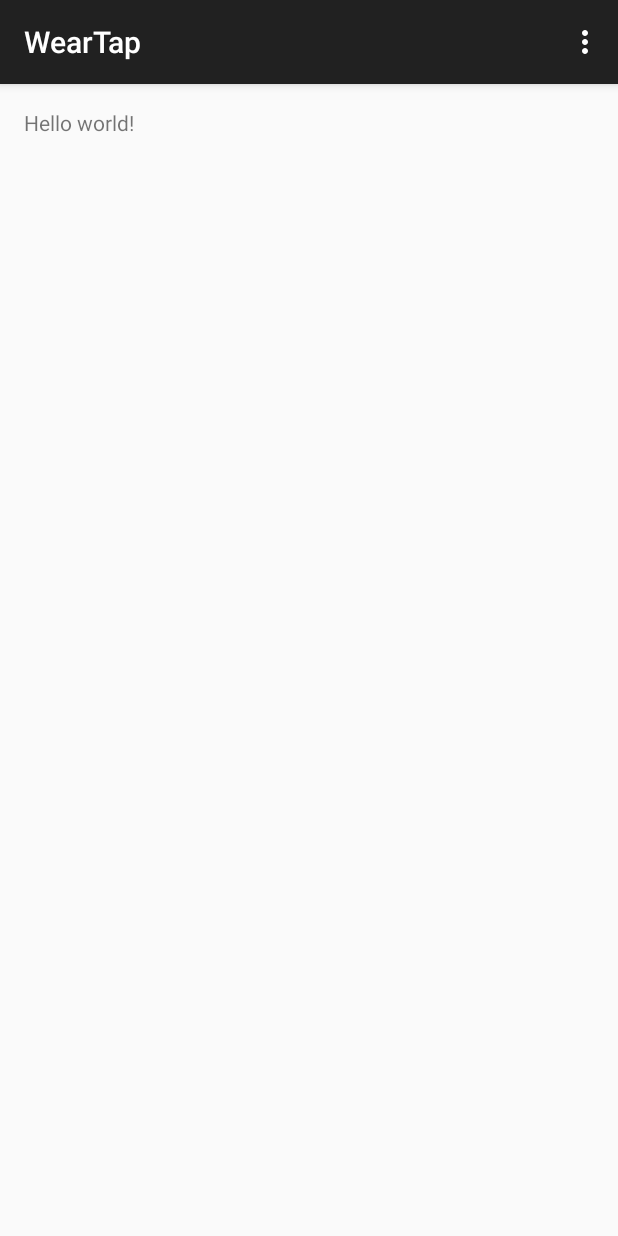
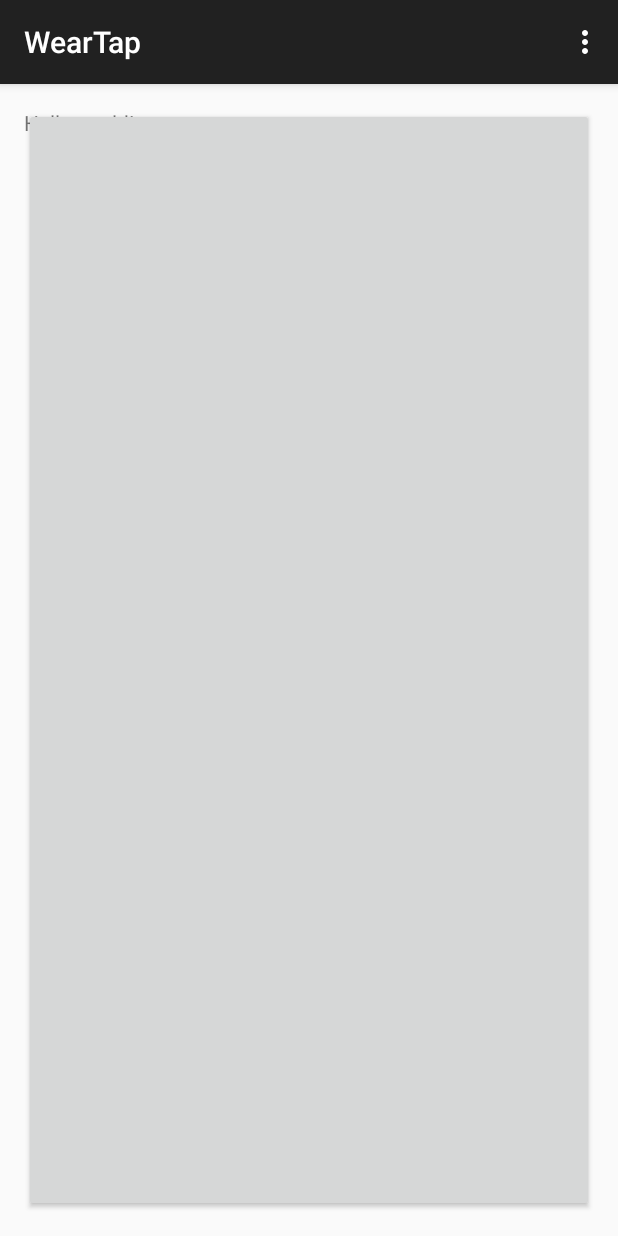
Before and after one commit to jaxbot/wear-WearTap, an Android app: the screen it shows after launch (MyActivity), on a phone screen of 412 x 824 dp. Run offline under Robolectric (Android 15) with nearby library versions, the phone set to English and light mode, and no system bars; 2 statements that could not run were skipped.

Commit message:
Add tapping

```diff
--- a/mobile/src/main/res/layout/activity_my.xml
+++ b/mobile/src/main/res/layout/activity_my.xml
@@ -13,4 +13,8 @@
         android:layout_width="wrap_content"
         android:layout_height="wrap_content" />
 
+    <Button
+        android:layout_width="fill_parent"
+        android:layout_height="fill_parent" android:id="@+id/somesome" />
+
 </RelativeLayout>
```
Also changed, not shown: mobile/src/main/java/me/jaxbot/wear/weartap/MyActivity.java (+26 -0 lines).
